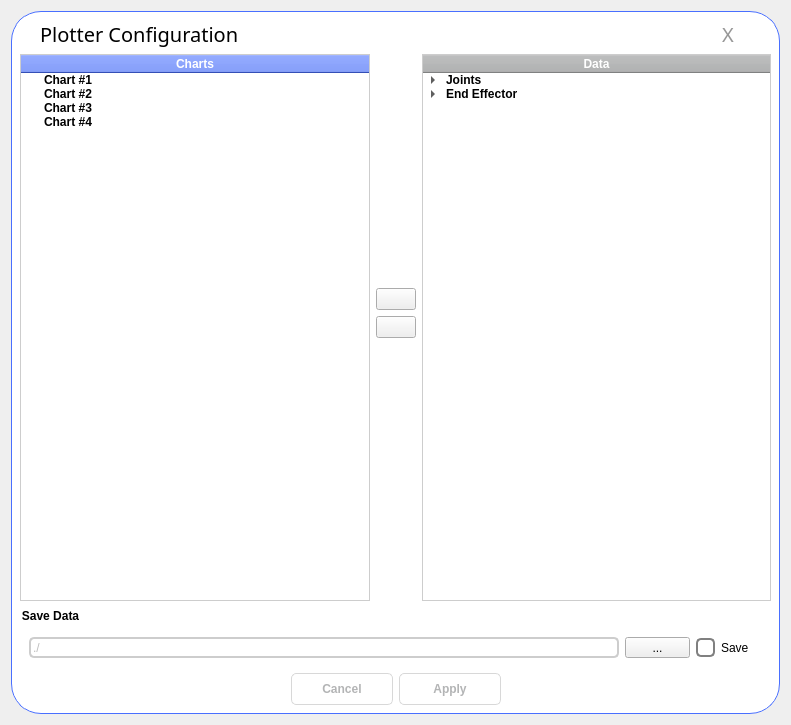
Qt form src/PlotConfigDialog.ui (thinkexist1989/rocos-viz) before a commit.
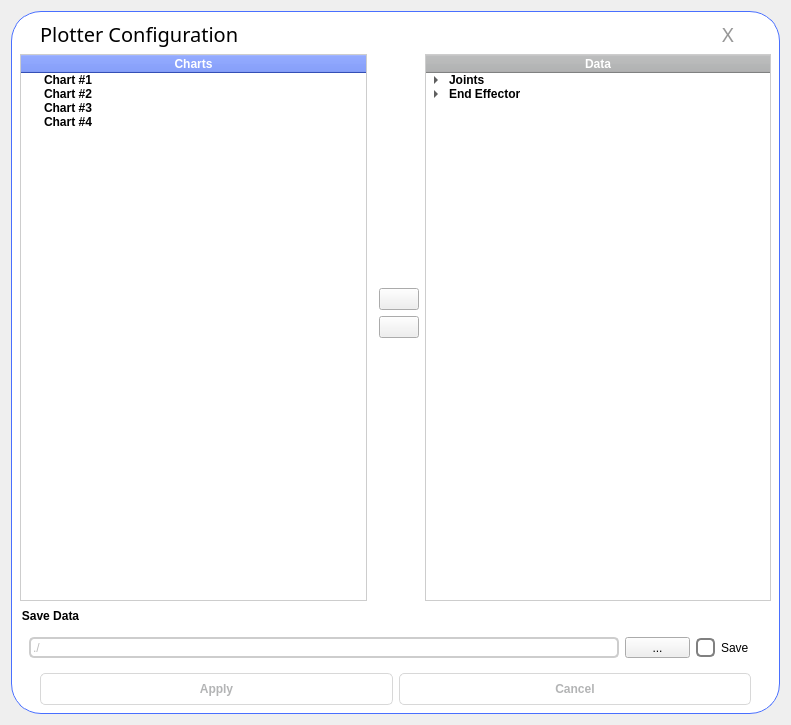
The same form after that commit. Icons and pictures are not drawn.

Commit message:
Plot test passed
曲线打印初步测试通过

```diff
--- a/src/PlotConfigDialog.ui
+++ b/src/PlotConfigDialog.ui
@@ -25,7 +25,7 @@
 }</string>
      </property>
      <layout class="QGridLayout" name="gridLayout_2">
-      <item row="0" column="0" colspan="3">
+      <item row="0" column="0" colspan="4">
        <layout class="QHBoxLayout" name="horizontalLayout" stretch="3,10,1">
         <property name="leftMargin">
          <number>20</number>
@@ -194,7 +194,7 @@
         </item>
        </widget>
       </item>
-      <item row="1" column="1">
+      <item row="1" column="1" colspan="2">
        <spacer name="verticalSpacer">
         <property name="orientation">
          <enum>Qt::Vertical</enum>
@@ -207,7 +207,7 @@
         </property>
        </spacer>
       </item>
-      <item row="1" column="2" rowspan="4">
+      <item row="1" column="3" rowspan="4">
        <widget class="QTreeWidget" name="dataTree">
         <property name="styleSheet">
          <string notr="true">QTreeWidget {
@@ -397,7 +397,7 @@
         </item>
        </widget>
       </item>
-      <item row="2" column="1">
+      <item row="2" column="2">
        <widget class="QPushButton" name="addBtn">
         <property name="text">
          <string/>
@@ -414,7 +414,7 @@
         </property>
        </widget>
       </item>
-      <item row="3" column="1">
+      <item row="3" column="2">
        <widget class="QPushButton" name="removeBtn">
         <property name="text">
          <string/>
@@ -431,7 +431,7 @@
         </property>
        </widget>
       </item>
-      <item row="4" column="1">
+      <item row="4" column="1" colspan="2">
        <spacer name="verticalSpacer_2">
         <property name="orientation">
          <enum>Qt::Vertical</enum>
@@ -444,7 +444,7 @@
         </property>
        </spacer>
       </item>
-      <item row="5" column="0" colspan="3">
+      <item row="5" column="0" colspan="4">
        <widget class="QGroupBox" name="groupBox">
         <property name="styleSheet">
          <string notr="true">QGroupBox {
@@ -541,19 +541,47 @@
         </layout>
        </widget>
       </item>
-      <item row="6" column="0" colspan="3">
-       <widget class="QDialogButtonBox" name="buttonBox">
-        <property name="sizePolicy">
-         <sizepolicy hsizetype="Expanding" vsizetype="Preferred">
-          <horstretch>0</horstretch>
-          <verstretch>0</verstretch>
-         </sizepolicy>
+      <item row="6" column="0" colspan="4">
+       <layout class="QHBoxLayout" name="horizontalLayout_3">
+        <property name="leftMargin">
+         <number>20</number>
         </property>
-        <property name="layoutDirection">
-         <enum>Qt::LeftToRight</enum>
+        <property name="rightMargin">
+         <number>20</number>
         </property>
-        <property name="styleSheet">
-         <string notr="true">QDialogButtonBox {
+        <item>
+         <widget class="QPushButton" name="applyBtn">
+          <property name="styleSheet">
+           <string notr="true">QPushButton {
+	background-color: white;
+	border: 1px solid #D8D8D8;
+	border-radius: 5px;
+	color: #B3B4B5;
+	font-weight: bold;
+   width: 100px;
+   height: 30px;
+}
+
+QPushButton:hover {
+	background-color: #D8D8D8;
+	color: #262626;
+}
+
+QPushButton:pressed, QPushButton:checked {
+	background-color: #DFF3FC;
+	color: #262626;
+	border: 0;
+}</string>
+          </property>
+          <property name="text">
+           <string>Apply</string>
+          </property>
+         </widget>
+        </item>
+        <item>
+         <widget class="QPushButton" name="cancelBtn">
+          <property name="styleSheet">
+           <string notr="true">QDialogButtonBox {
    margin-right: 20px;
 }
 
@@ -577,17 +605,13 @@
 	color: #262626;
 	border: 0;
 }</string>
-        </property>
-        <property name="orientation">
-         <enum>Qt::Horizontal</enum>
-        </property>
-        <property name="standardButtons">
-         <set>QDialogButtonBox::Apply|QDialogButtonBox::Cancel</set>
-        </property>
-        <property name="centerButtons">
-         <bool>true</bool>
-        </property>
-       </widget>
+          </property>
+          <property name="text">
+           <string>Cancel</string>
+          </property>
+         </widget>
+        </item>
+       </layout>
       </item>
      </layout>
     </widget>
```
The commit also changes 14 other files.
